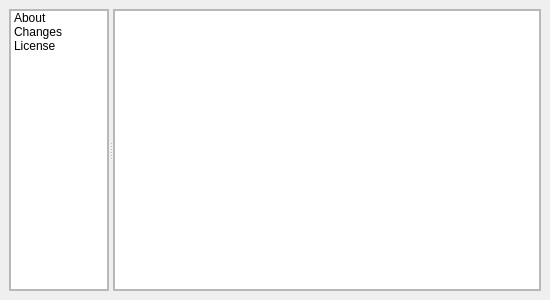
The window that eotimeseriesviewer/ui/aboutdialog.ui (jakimowb/eo-time-series-viewer) describes before a commit, drawn with Qt 5.
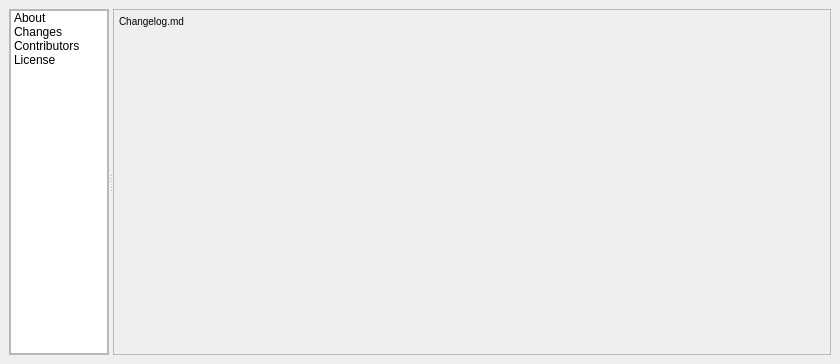
The same window after the commit. The open tabs and pages were chosen to show the change. Icons and pictures are not drawn.

Diff of the .ui file:
```diff
--- a/eotimeseriesviewer/ui/aboutdialog.ui
+++ b/eotimeseriesviewer/ui/aboutdialog.ui
@@ -9,8 +9,8 @@
    <rect>
     <x>0</x>
     <y>0</y>
-    <width>550</width>
-    <height>300</height>
+    <width>840</width>
+    <height>364</height>
    </rect>
   </property>
   <property name="sizePolicy">
@@ -136,6 +136,11 @@
            <string>Changes</string>
           </property>
          </item>
+         <item>
+          <property name="text">
+           <string>Contributors</string>
+          </property>
+         </item>
          <item>
           <property name="text">
            <string>License</string>
@@ -417,6 +422,16 @@
            </property>
            <item>
             <widget class="QTextBrowser" name="tbChanges">
+             <property name="styleSheet">
+              <string notr="true">background-color: rgb(0, 0, 0,0);</string>
+             </property>
+             <property name="html">
+              <string>&lt;!DOCTYPE HTML PUBLIC &quot;-//W3C//DTD HTML 4.0//EN&quot; &quot;http://www.w3.org/TR/REC-html40/strict.dtd&quot;&gt;
+&lt;html&gt;&lt;head&gt;&lt;meta name=&quot;qrichtext&quot; content=&quot;1&quot; /&gt;&lt;style type=&quot;text/css&quot;&gt;
+p, li { white-space: pre-wrap; }
+&lt;/style&gt;&lt;/head&gt;&lt;body style=&quot; font-family:'MS Shell Dlg 2'; font-size:7.8pt; font-weight:400; font-style:normal;&quot;&gt;
+&lt;p style=&quot; margin-top:0px; margin-bottom:0px; margin-left:0px; margin-right:0px; -qt-block-indent:0; text-indent:0px;&quot;&gt;Changelog.md&lt;/p&gt;&lt;/body&gt;&lt;/html&gt;</string>
+             </property>
              <property name="openExternalLinks">
               <bool>true</bool>
              </property>
```
Left out of the diff: 38 changed lines with no effect on the pictures.
